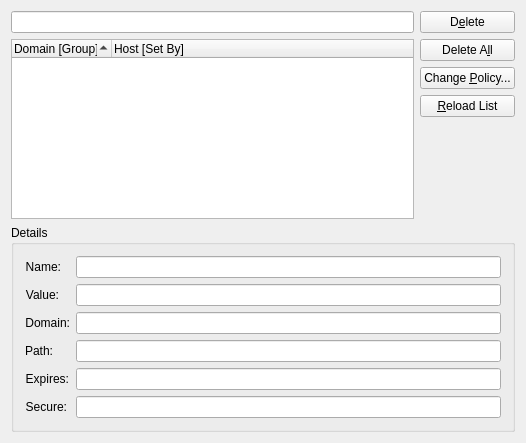
This is konqueror/settings/kio/kcookiesmanagementdlg.ui in KDE/konqueror as Qt 5 draws it before an edit. The edited form follows.
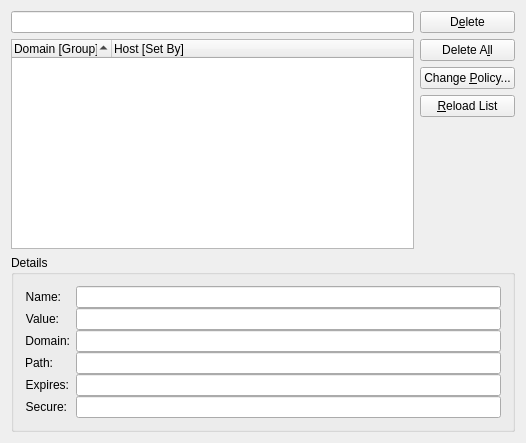
This is the edited form. Custom widgets are drawn as their Qt base class.

The edit to the form file:
```diff
--- a/konqueror/settings/kio/kcookiesmanagementdlg.ui
+++ b/konqueror/settings/kio/kcookiesmanagementdlg.ui
@@ -102,6 +102,9 @@
       <string>Details</string>
      </property>
      <layout class="QFormLayout" name="formLayout" >
+      <property name="verticalSpacing" >
+       <number>0</number>
+      </property>
       <item row="0" column="0" >
        <widget class="QLabel" name="lbName" >
         <property name="text" >
```
